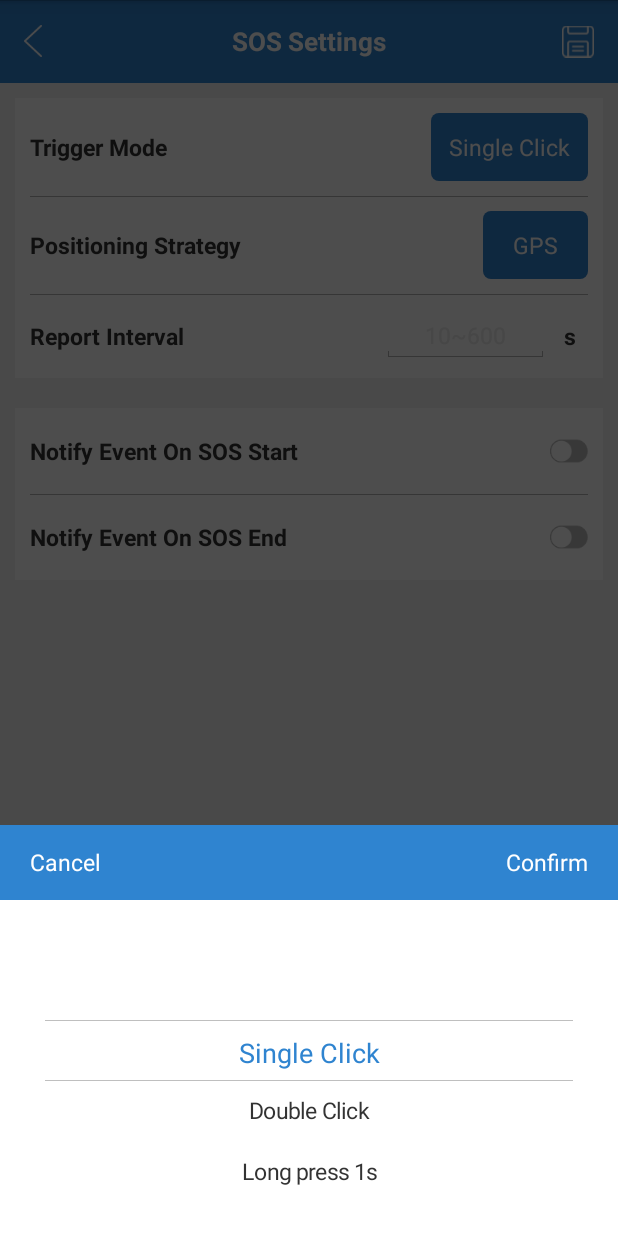
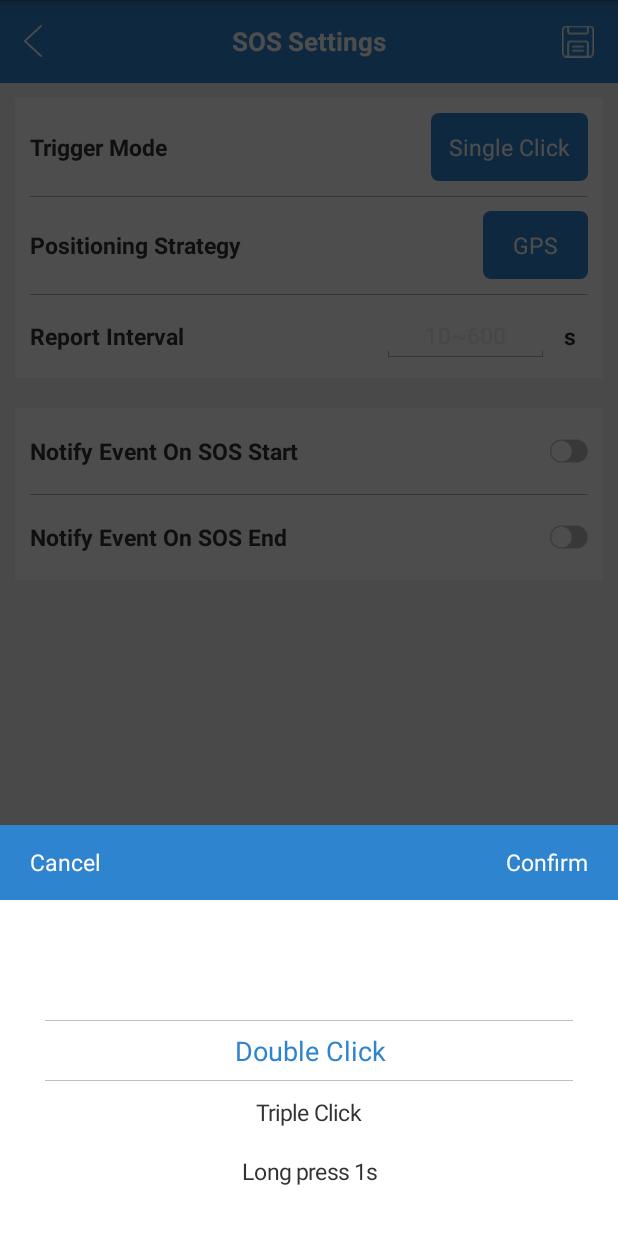
Before and after one commit to MKLoRa/MKLoRa-LW004-PB-Android, an Android app: the AlarmSOSSettingsActivity screen opened directly, with no data from a screen before it, after a tap on "Single Click", on a phone screen of 412 x 824 dp. Run offline under Robolectric (Android 15) with nearby library versions, the phone set to English and light mode, and no system bars; our stand-ins replace ButterKnife, EventBus; libraries missing offline, so code that uses them is left out: com.elvishew.xlog; 1 statement that could not run was skipped.

Commit message:
修改BUG

```diff
--- a/app/build.gradle
+++ b/app/build.gradle
@@ -15,8 +15,8 @@ android {
         }
         minSdkVersion 18
         targetSdkVersion 30
-        versionCode 2
-        versionName "1.0.1"
+        versionCode 3
+        versionName "1.0.2"
     }
 
     buildTypes {
--- a/app/src/main/java/com/moko/lw004/activity/AlarmSOSSettingsActivity.java
+++ b/app/src/main/java/com/moko/lw004/activity/AlarmSOSSettingsActivity.java
@@ -64,8 +64,8 @@ public class AlarmSOSSettingsActivity extends BaseActivity {
         mValues.add("GPS");
         mValues.add("BLE&GPS");
         mTriggerModeValues = new ArrayList<>();
-        mTriggerModeValues.add("Single Click");
         mTriggerModeValues.add("Double Click");
+        mTriggerModeValues.add("Triple Click");
         mTriggerModeValues.add("Long press 1s");
         mTriggerModeValues.add("Long press 2s");
         mTriggerModeValues.add("Long press 3s");
--- a/app/src/main/java/com/moko/lw004/activity/FilterIBeaconActivity.java
+++ b/app/src/main/java/com/moko/lw004/activity/FilterIBeaconActivity.java
@@ -199,7 +199,6 @@ public class FilterIBeaconActivity extends BaseActivity {
         }
         if (!TextUtils.isEmpty(majorMin) && !TextUtils.isEmpty(majorMax)) {
             if (Integer.parseInt(majorMin) > 65535) {
-                ToastUtils.showToast(this, "Para error!");
                 return false;
             }
             if (Integer.parseInt(majorMax) > 65535) {
--- a/app/src/main/res/layout/lw004_activity_about.xml
+++ b/app/src/main/res/layout/lw004_activity_about.xml
@@ -59,7 +59,7 @@
         android:layout_below="@id/app_name"
         android:layout_centerHorizontal="true"
         android:layout_marginTop="20dp"
-        android:text="APP Version:V1.0.1"
+        android:text="APP Version:V1.0.2"
         android:textColor="@color/lw004_grey_a8a8a8"
         android:textSize="17sp" />
 
--- a/app/src/main/res/layout/lw004_activity_system_info.xml
+++ b/app/src/main/res/layout/lw004_activity_system_info.xml
@@ -267,7 +267,7 @@
                     android:layout_width="wrap_content"
                     android:layout_height="40dp"
                     android:gravity="center_vertical"
-                    android:text="Manufacture"
+                    android:text="Manufacturer"
                     android:textColor="@color/lw004_black_333333"
                     android:textSize="15sp"
                     android:textStyle="bold"
--- a/app/src/main/res/values/strings.xml
+++ b/app/src/main/res/values/strings.xml
@@ -50,7 +50,7 @@
     <string name="man_down_detection">ManDown Detection</string>
     <string name="alarm_function">Alarm Function</string>
     <string name="device_information">Device Information</string>
-    <string name="low_power_prompt_tips_lw004">*When the battery is less than or equal to %s, the green LED will flash once every 30 seconds.</string>
+    <string name="low_power_prompt_tips_lw004">*When the battery is less than or equal to %s, the red LED will flash once every 30 seconds.</string>
     <string name="mkibeacon_acc"><![CDATA[MKiBeacon&ACC]]></string>
     <string name="mkibeacon_acc_uuid"><![CDATA[MKiBeacon&ACC UUID]]></string>
     <string name="mkibeacon_acc_major"><![CDATA[MKiBeacon&ACC Major]]></string>
```
